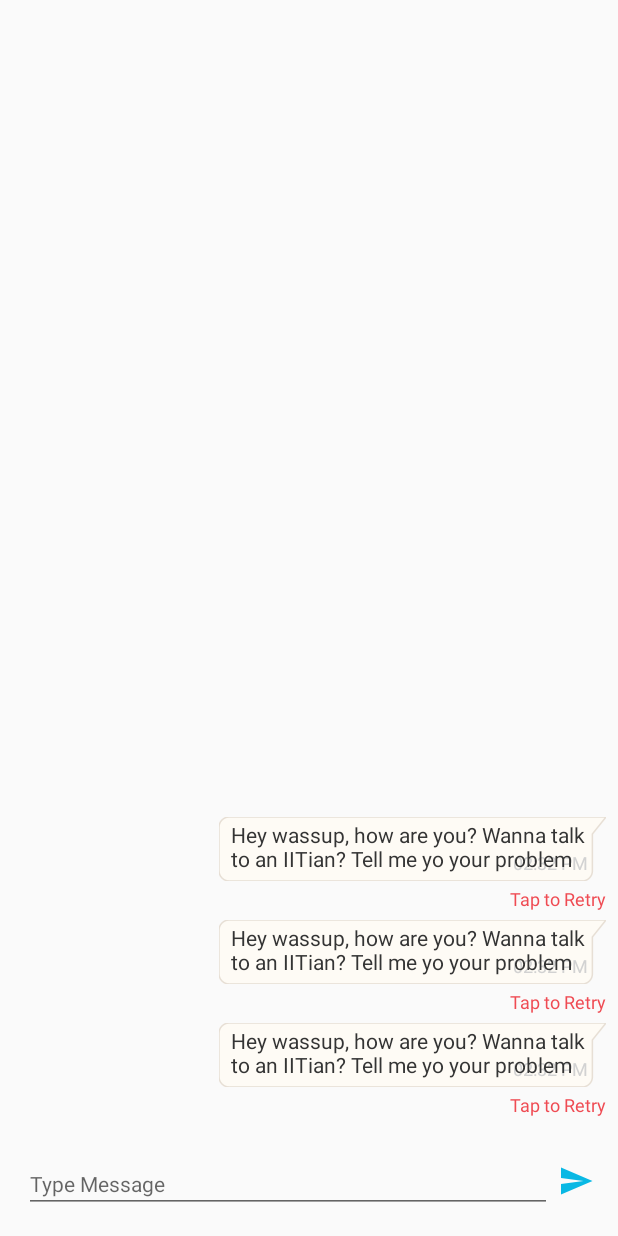
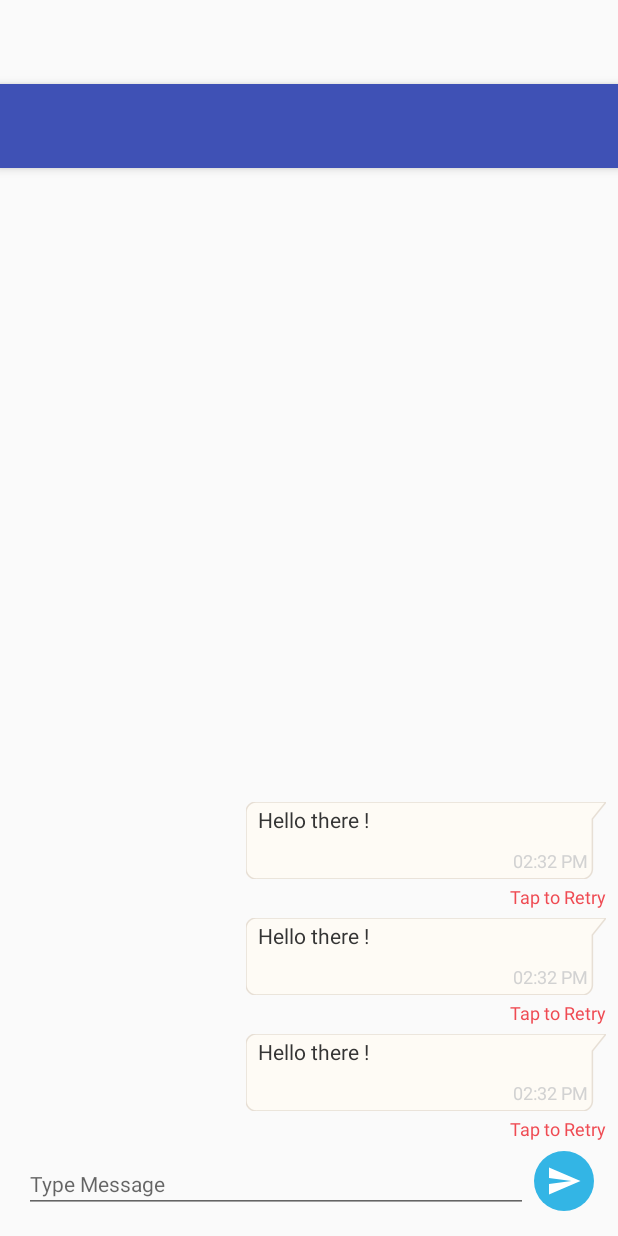
Before and after one commit to VeeraAnudeep/SMS-APP, an Android app: the layout a_messages.xml on its own in the app's theme, with its tools: preview values and no code run, on a phone screen of 412 x 824 dp. Run offline under Robolectric (Android 15) with nearby library versions, the phone set to English and light mode, and no system bars; plain views replace TextViewRegular.

```diff
--- a/app/src/main/AndroidManifest.xml
+++ b/app/src/main/AndroidManifest.xml
@@ -25,7 +25,9 @@
                 <category android:name="android.intent.category.LAUNCHER" />
             </intent-filter>
         </activity>
-        <activity android:name=".MessagesActivity" />
+        <activity
+            android:name=".MessagesActivity"
+            android:theme="@style/AppTheme.NoActionBar" />
         <activity
             android:name=".SearchViewActivity"
             android:launchMode="singleTop">
--- a/app/src/main/res/drawable/ic_send.xml
+++ b/app/src/main/res/drawable/ic_send.xml
@@ -4,6 +4,6 @@
         android:viewportWidth="24.0"
         android:viewportHeight="24.0">
     <path
-        android:fillColor="#FF000000"
+        android:fillColor="#868484"
         android:pathData="M2.01,21L23,12 2.01,3 2,10l15,2 -15,2z"/>
 </vector>
--- a/app/src/main/res/drawable/ic_send_active.xml
+++ b/app/src/main/res/drawable/ic_send_active.xml
@@ -4,6 +4,6 @@
         android:viewportWidth="24.0"
         android:viewportHeight="24.0">
     <path
-        android:fillColor="#09b8e4"
+        android:fillColor="#ffff"
         android:pathData="M2.01,21L23,12 2.01,3 2,10l15,2 -15,2z"/>
 </vector>
--- a/app/src/main/res/layout/a_messages.xml
+++ b/app/src/main/res/layout/a_messages.xml
@@ -1,16 +1,41 @@
 <?xml version="1.0" encoding="utf-8"?>
+<android.support.design.widget.CoordinatorLayout xmlns:android="http://schemas.android.com/apk/res/android"
+    xmlns:app="http://schemas.android.com/apk/res-auto"
+    xmlns:tools="http://schemas.android.com/tools"
+    android:layout_width="match_parent"
+    android:layout_height="match_parent"
+    android:fitsSystemWindows="true"
+    tools:context="veera.smartmessager.MainActivity">
+
+    <android.support.design.widget.AppBarLayout
+        android:layout_width="match_parent"
+        android:layout_height="wrap_content"
+        android:theme="@style/AppTheme.AppBarOverlay">
+
+        <android.support.v7.widget.Toolbar
+            android:id="@+id/toolbar"
+            android:layout_width="match_parent"
+            android:layout_height="?attr/actionBarSize"
+            android:background="?attr/colorPrimary"
+            app:popupTheme="@style/AppTheme.PopupOverlay" />
+
+    </android.support.design.widget.AppBarLayout>
+
     <RelativeLayout xmlns:android="http://schemas.android.com/apk/res/android"
         xmlns:app="http://schemas.android.com/apk/res-auto"
         xmlns:tools="http://schemas.android.com/tools"
         android:layout_width="match_parent"
         android:layout_height="match_parent"
-    android:orientation="vertical">
+        android:orientation="vertical"
+        app:layout_behavior="@string/appbar_scrolling_view_behavior">
 
         <android.support.v7.widget.RecyclerView
             android:id="@+id/recyclerView"
             android:layout_width="match_parent"
             android:layout_height="wrap_content"
             android:layout_above="@+id/footer"
+            android:clipToPadding="false"
+            android:paddingTop="@dimen/margin_padding_normal"
             app:reverseLayout="true"
             tools:listitem="@layout/p_chat_send_item" />
 
@@ -19,17 +44,17 @@
             android:layout_width="match_parent"
             android:layout_height="wrap_content"
             android:layout_alignParentBottom="true"
-        android:layout_margin="16dp"
+            android:layout_marginBottom="16dp"
             android:layout_marginLeft="16dp"
-        android:layout_marginRight="8dp"
+            android:layout_marginRight="16dp"
             android:gravity="center_vertical"
             android:orientation="horizontal">
 
             <EditText
                 android:id="@+id/et_chat_msg"
                 android:layout_width="0dp"
+                android:layout_height="wrap_content"
                 android:layout_marginTop="2dp"
-            android:layout_height="wrap_content"
                 android:layout_weight="1"
                 android:hint="@string/type_message"
                 android:imeOptions="actionDone"
@@ -43,7 +68,10 @@
                 android:layout_height="wrap_content"
                 android:layout_marginLeft="@dimen/margin_micro"
                 android:layout_marginStart="@dimen/margin_micro"
+                android:background="@drawable/shape_circle_blue"
+                android:padding="@dimen/padding_micro"
                 android:src="@drawable/selector_doc_msg_send" />
 
         </LinearLayout>
     </RelativeLayout>
+</android.support.design.widget.CoordinatorLayout>
--- a/app/src/main/res/layout/activity_main.xml
+++ b/app/src/main/res/layout/activity_main.xml
@@ -5,6 +5,7 @@
     android:layout_width="match_parent"
     android:layout_height="match_parent"
     android:fitsSystemWindows="true"
+    android:animateLayoutChanges="true"
     tools:context="veera.smartmessager.MainActivity">
 
     <android.support.design.widget.AppBarLayout
--- a/app/src/main/res/layout/p_chat_send_item.xml
+++ b/app/src/main/res/layout/p_chat_send_item.xml
@@ -12,18 +12,21 @@
         android:layout_width="match_parent"
         android:layout_height="wrap_content">
 
-        <FrameLayout
+        <RelativeLayout
             android:id="@+id/lv_msg_sent"
-            android:layout_width="wrap_content"
+            android:layout_width="240dp"
             android:layout_height="wrap_content"
             android:layout_alignParentEnd="true"
             android:layout_alignParentRight="true"
-            android:background="@drawable/ic_chat_student_bubble">
+            android:background="@drawable/ic_chat_student_bubble"
+            android:gravity="end">
 
             <android.support.v7.widget.AppCompatTextView
                 android:id="@+id/timestamp"
                 android:layout_width="wrap_content"
                 android:layout_height="wrap_content"
+                android:layout_alignParentEnd="true"
+                android:layout_below="@+id/message"
                 android:layout_gravity="end|bottom"
                 android:drawablePadding="4dp"
                 android:padding="4dp"
@@ -43,9 +46,9 @@
                 android:paddingTop="2dp"
                 android:textColor="#343434"
                 android:textSize="14sp"
-                tools:text="Hey wassup, how are you? Wanna talk to an IITian? Tell me yo your problem                " />
+                tools:text="Hello there !" />
 
-        </FrameLayout>
+        </RelativeLayout>
 
         <!-- <haygot.togyah.app.widget.TextView.TextViewRegular
              android:id="@+id/tv_timestamp"
```
Also changed, not shown: app/src/main/java/veera/smartmessager/MainActivity.java (+27 -10 lines), app/src/main/java/veera/smartmessager/MainAdapter.java (+26 -2 lines), app/src/main/java/veera/smartmessager/MessagesActivity.java (+36 -5 lines), app/src/main/res/layout/p_message_received.xml (deleted, +0 -26 lines), app/src/main/res/layout/p_message_sent.xml (deleted, +0 -26 lines). Lines whose indentation alone changed are shown as unchanged.
